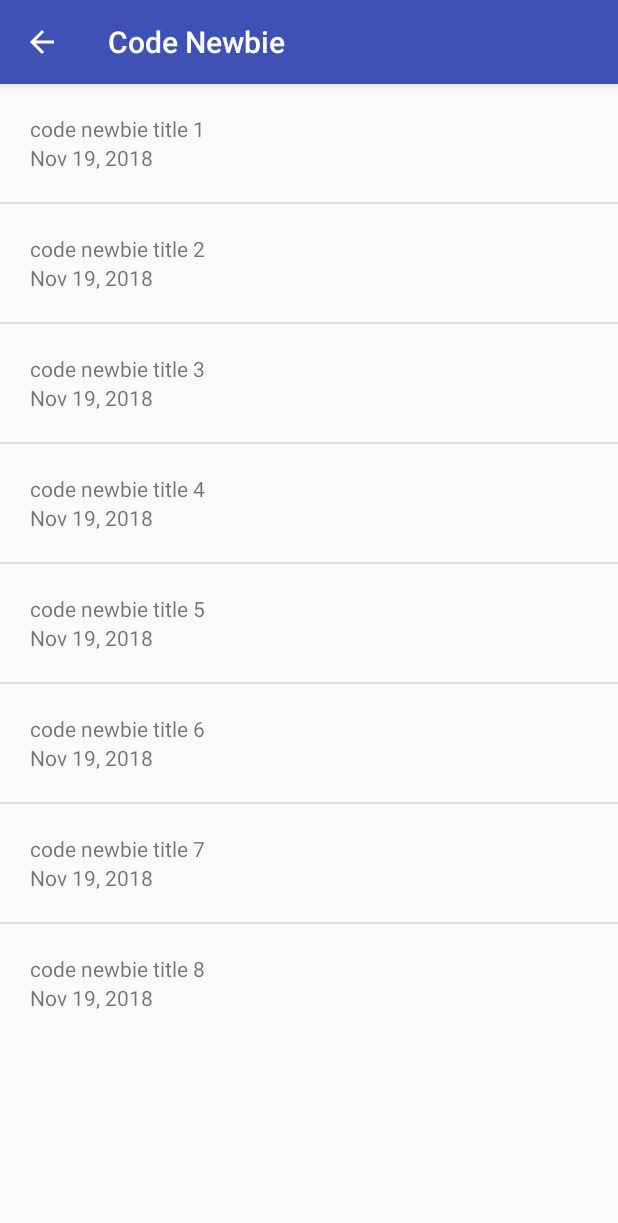
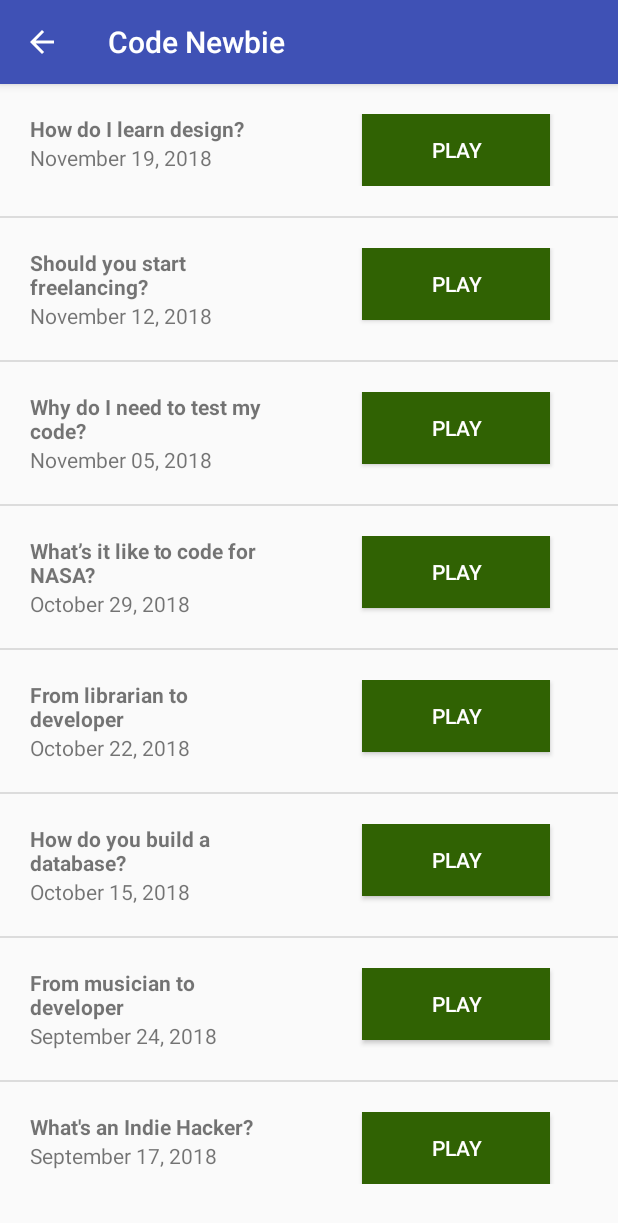
Before and after one commit to jenhurd8/CodingPodcasts, an Android app: the CodeNewbieActivity screen opened directly, with no data from a screen before it, on a phone screen of 412 x 824 dp. Shown: the top 1223 px of the screen. Run offline under Robolectric (Android 15) with nearby library versions, the phone set to English and light mode, and no system bars.

Commit message:
working podcast lists

```diff
--- a/app/src/main/java/com/example/android/codingpodcasts/CodeNewbieActivity.java
+++ b/app/src/main/java/com/example/android/codingpodcasts/CodeNewbieActivity.java
@@ -15,14 +15,14 @@ public class CodeNewbieActivity extends AppCompatActivity {
 
         //ArrayList of podcasts
         ArrayList<Podcast> podcasts = new ArrayList<Podcast>();
-        podcasts.add(new Podcast("code newbie title 1", "Nov 19, 2018"));
-        podcasts.add(new Podcast("code newbie title 2", "Nov 19, 2018"));
-        podcasts.add(new Podcast("code newbie title 3", "Nov 19, 2018"));
-        podcasts.add(new Podcast("code newbie title 4", "Nov 19, 2018"));
-        podcasts.add(new Podcast("code newbie title 5", "Nov 19, 2018"));
-        podcasts.add(new Podcast("code newbie title 6", "Nov 19, 2018" ));
-        podcasts.add(new Podcast("code newbie title 7", "Nov 19, 2018"));
-        podcasts.add(new Podcast("code newbie title 8", "Nov 19, 2018"));
+        podcasts.add(new Podcast("How do I learn design?", "November 19, 2018"));
+        podcasts.add(new Podcast("Should you start freelancing?", "November 12, 2018"));
+        podcasts.add(new Podcast("Why do I need to test my code?", "November 05, 2018"));
+        podcasts.add(new Podcast("What’s it like to code for NASA?", "October 29, 2018"));
+        podcasts.add(new Podcast("From librarian to developer", "October 22, 2018"));
+        podcasts.add(new Podcast("How do you build a database?", "October 15, 2018"));
+        podcasts.add(new Podcast("From musician to developer", "September 24, 2018"));
+        podcasts.add(new Podcast("What's an Indie Hacker?", "September 17, 2018"));
 
         PodcastAdapter adapter = new PodcastAdapter(this, podcasts);
 
--- a/app/src/main/res/layout/list_item.xml
+++ b/app/src/main/res/layout/list_item.xml
@@ -1,6 +1,5 @@
 <?xml version="1.0" encoding="utf-8"?>
-<LinearLayout
-    xmlns:android="http://schemas.android.com/apk/res/android"
+<RelativeLayout xmlns:android="http://schemas.android.com/apk/res/android"
     xmlns:tools="http://schemas.android.com/tools"
     android:layout_width="match_parent"
     android:layout_height="match_parent"
@@ -9,14 +8,37 @@
 
     <TextView
         android:id="@+id/textView_title"
-        android:layout_width="match_parent"
+        android:layout_width="175dp"
         android:layout_height="wrap_content"
+        android:layout_alignParentLeft="true"
+        android:layout_alignParentStart="true"
+        android:layout_alignParentTop="true"
+        android:paddingRight="10dp"
+        android:textStyle="bold"
         tools:text="test title" />
 
     <TextView
         android:id="@+id/textView_date"
-        android:layout_width="match_parent"
+        android:layout_width="175dp"
         android:layout_height="wrap_content"
+        android:layout_alignLeft="@+id/textView_title"
+        android:layout_alignStart="@+id/textView_title"
+        android:layout_below="@+id/textView_title"
+        android:paddingRight="10dp"
         tools:text="test date" />
 
-</LinearLayout>
+    <Button
+        android:layout_width="125dp"
+        android:layout_height="wrap_content"
+        android:layout_alignParentEnd="true"
+        android:layout_alignParentRight="true"
+        android:layout_alignTop="@+id/textView_title"
+        android:layout_marginEnd="25dp"
+        android:layout_marginRight="25dp"
+        android:background="@color/darkGreen"
+        android:gravity="center"
+        android:text="@string/start"
+        android:textAlignment="gravity"
+        android:textColor="@color/white" />
+
+</RelativeLayout>
--- a/app/src/main/res/values/strings.xml
+++ b/app/src/main/res/values/strings.xml
@@ -5,4 +5,5 @@
     <string name="javaPubHouse">Java Pub House</string>
     <string name="fcc">Free Code Camp</string>
     <string name="offHeap">Off Heap</string>
+    <string name="start">Play</string>
 </resources>
```
Also changed, not shown: app/src/main/AndroidManifest.xml (+5 -5 lines), app/src/main/java/com/example/android/codingpodcasts/FccActivity.java (+10 -10 lines), app/src/main/java/com/example/android/codingpodcasts/JavaPubHouseActivity.java (+10 -10 lines), app/src/main/java/com/example/android/codingpodcasts/OffHeapActivity.java (+10 -10 lines), app/src/main/java/com/example/android/codingpodcasts/Podcast.java (+6 -4 lines), app/src/main/java/com/example/android/codingpodcasts/SyntaxActivity.java (+10 -10 lines), app/src/main/res/layout/activity_main.xml (+22 -22 lines).
